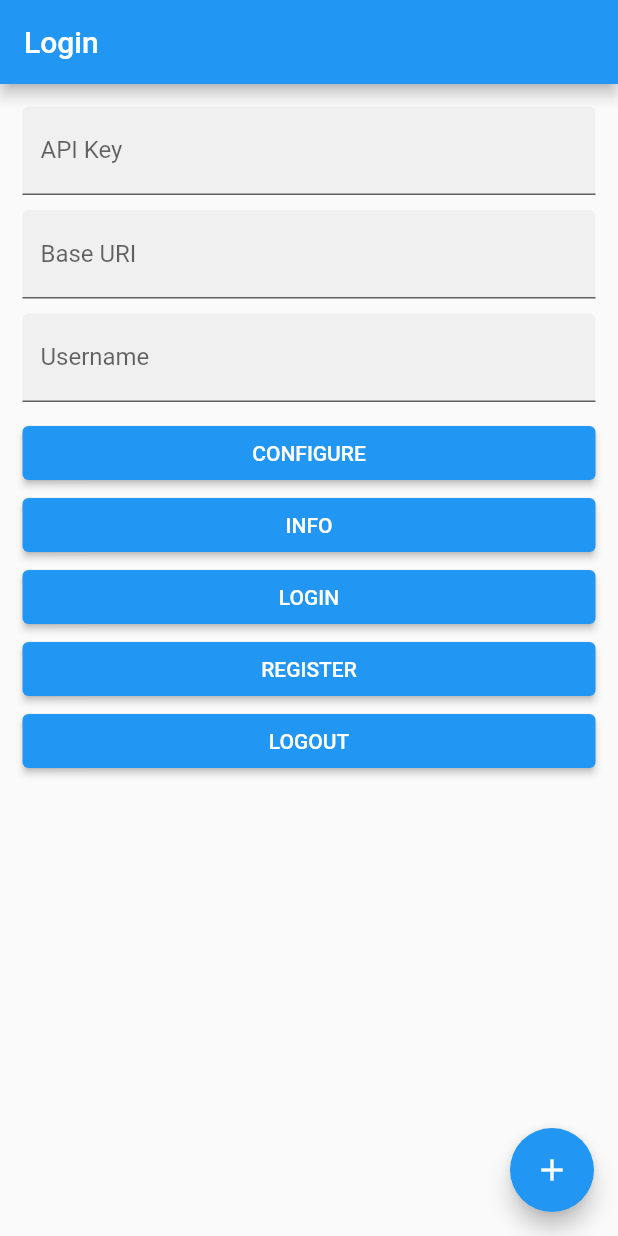
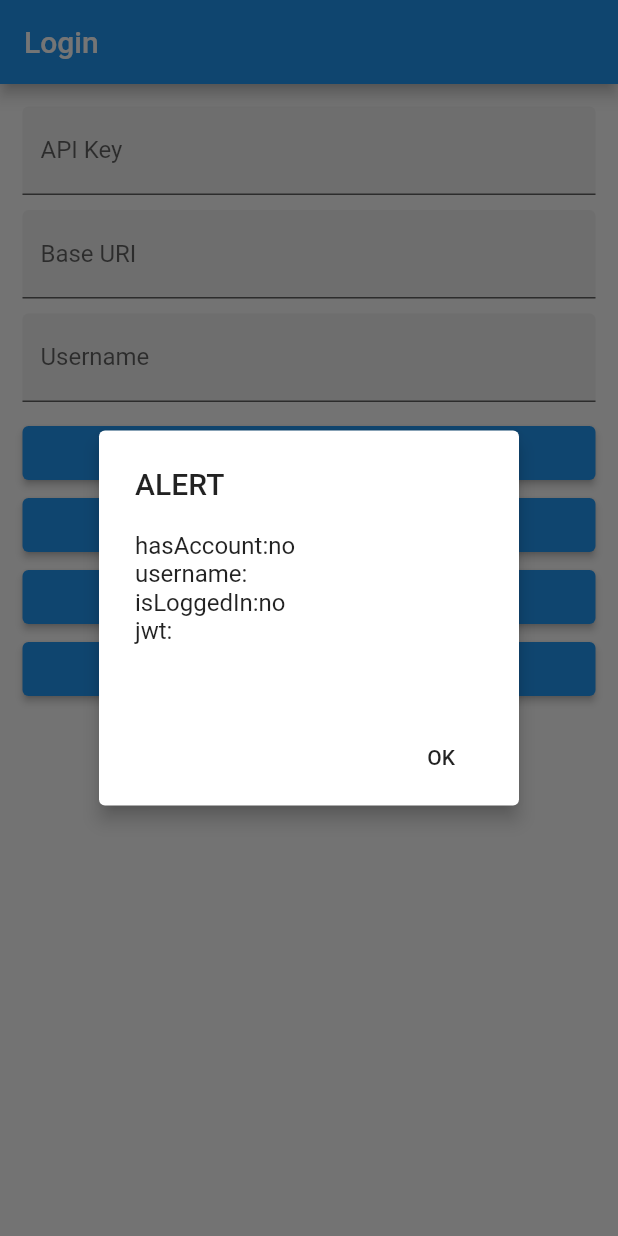
Before and after one commit to loginid1/flutter_test, a Flutter app: the screen it shows after launch, after a tap on "INFO", on a phone screen of 412 x 824 dp. Run offline on Flutter 3.47's test engine with Material 2 defaults, Android fonts, the phone set to English and light mode, and no system bars; missing offline and left inert: flutterpluginfidologinapi.

```diff
--- a/lib/main.dart
+++ b/lib/main.dart
@@ -9,18 +9,6 @@ void main() {
 
 class MyApp extends StatelessWidget {
   // This widget is the root of your application.
-
-  @override
-  void initState() {
-    initializeState();
-  }
-
-  // Fido login api plugin are asynchronous, so we initialize in an async method.
-  Future<void> initializeState() async {
-    String clientId = "gkI5fDdxMRSGVI1hnfacxUz-L7xnB4m9ZYNotIjU5EFAPwaM7i_vnrSCtOCcwmOC51rWxz5ENJCRRmCYWO7i8Q==";
-    String baseURL = "https://34b538b0-8ea2-11eb-8acd-978a01301611.usw1.loginid.io";
-    await FPLoginApi.configure(clientId,baseURL);
-  }
 
   @override
   Widget build(BuildContext context) {
@@ -62,33 +50,103 @@ class MyHomePage extends StatefulWidget {
 }
 
 class _MyHomePageState extends State<MyHomePage> {
-  int _counter = 0;
+  final apiKeyController = TextEditingController();
+  final baseUriController = TextEditingController();
+  final usernameController = TextEditingController();
+  var isLoggedIn = false;
 
-  void _incrementCounter() {
-    setState(() {
-      // This call to setState tells the Flutter framework that something has
-      // changed in this State, which causes it to rerun the build method below
-      // so that the display can reflect the updated values. If we changed
-      // _counter without calling setState(), then the build method would not be
-      // called again, and so nothing would appear to happen.
-      _counter++;
-    });
+  callAlertDialog(BuildContext context, String message) {
+	final Widget ok = FlatButton(
+	  child: Text("OK"),
+	  onPressed: () { Navigator.of(context).pop(); },
+	);
+
+	showDialog(
+	  context: context,
+	  builder: (BuildContext context) {
+		return AlertDialog(
+		  title: Text("ALERT"),
+		  content: Text(message),
+		  actions: [ok,],
+		  elevation: 5,
+		);
+	  },
+	);
+  }
+
+  Future<void> _configureLoginID (BuildContext context) async {
+    String clientId = apiKeyController.text;
+    String baseURL = baseUriController.text;
+	await FPLoginApi.configure(clientId, baseURL);
+	callAlertDialog(context, "Configuration Successful!");
+  }
+
+  Future<void> _userInfo (BuildContext context) async {
+	final String hasAccount = await FPLoginApi.hasAccount() ? "yes" : "no";
+	final String username = await FPLoginApi.getCurrentUsername();
+	final String isLoggedIn = await FPLoginApi.isLoggedIn() ? "yes" : "no";
+	final String token = await FPLoginApi.getCurrentToken();
+
+	final String message = "hasAccount:${hasAccount}\n" +
+					 "username:${username}\n" +
+					 "isLoggedIn:${isLoggedIn}\n" +
+					 "jwt:${token}\n";
+
+	callAlertDialog(context, message);
   }
 
   Future<void> _registerButtonHandler (BuildContext context) async {
-    try{
-      final RegisterResponse response = await FPLoginApi.registerWithUsername("zzkldfdfdsdf");
-      if(response.success == true){
-        // example handling success register case
-        print ('Success: ${response.jwt}');
-    } else {
-    // display error message as snackbar message
-    print ('Error: ${response.errorMessage}' );
+    String clientId = "gi4DN17MwjG1FPZGGDxJacXBaWIZgL8HcSB418Q2tBHyiTNMjzgMVGZ2vTOMOliG9xAFSWGoH-icgNzJA_sy6w==";
+    String baseURL = "https://04c3a570-9621-11eb-9668-3d2d19cc8c42.sandbox-usw1.api.loginid.io";
+    await FPLoginApi.configure(clientId,baseURL);
+
+	final String username = usernameController.text;
+
+    try {
+      final RegisterResponse res = await FPLoginApi.registerWithUsername(username);
+      if(res.success == true){
+	  	callAlertDialog(context, "Successfully registered ${username}!");
+		setState(() {
+		  isLoggedIn = true;
+		});
+      } else {
+		callAlertDialog(context, "ERROR: ${res.errorMessage}");
+      }
+    } on PlatformException catch(err){
+	  callAlertDialog(context, "ERROR: ${err.message}");
     }
-    } on PlatformException catch(e){
-    print (e.message);
-    // handle error here ...
-    }
+  }
+
+  Future<void> _loginButtonHandler (BuildContext context) async {
+	final String username = usernameController.text;
+  	var res;
+
+	try {
+	  if (!username.isEmpty) {
+		res = await FPLoginApi.loginWithUsername(username);
+	  } else {
+		res = await FPLoginApi.login();
+	  }
+
+	  if (res.success == true) {
+		final String _username = await FPLoginApi.getCurrentUsername();
+		callAlertDialog(context, "${_username} successfully logged in!");
+		setState(() {
+		  isLoggedIn = true;
+		});
+	  } else {
+		callAlertDialog(context, "ERROR: ${res.errorMessage}");
+	  }
+	} on PlatformException catch(err) {
+	  callAlertDialog(context, "ERROR: ${err.message}");
+	}
+  }
+
+  Future<void> _logoutButtonHandler (BuildContext context) async {
+	await FPLoginApi.logout();
+	setState(() {
+	  isLoggedIn = false;
+	});
   }
 
   @override
@@ -113,35 +171,41 @@ class _MyHomePageState extends State<MyHomePage> {
           children: [
             new Container(
               margin: const EdgeInsets.only(bottom: 10.0),
-              child: TextField(decoration: new InputDecoration(
+              child: TextField(controller: apiKeyController,decoration: new InputDecoration(
                 labelText: "API Key",
                 filled: true,
             ),),),
             new Container(
               margin: const EdgeInsets.only(bottom: 10.0),
-              child: TextField(decoration: new InputDecoration(
+              child: TextField(controller: baseUriController, decoration: new InputDecoration(
                 labelText: "Base URI",
                 filled: true,
               ),),),
             new Container(
               margin: const EdgeInsets.only(bottom: 10.0),
-              child: TextField(decoration: new InputDecoration(
+              child: TextField(controller: usernameController, decoration: new InputDecoration(
                 labelText: "Username",
                 filled: true,
               ),),),
-            ElevatedButton(onPressed: () {}, child: Text("CONFIGURE")),
-            ElevatedButton(onPressed: () {}, child: Text("INFO")),
-            ElevatedButton(onPressed: () {}, child: Text("LOGIN")),
-            ElevatedButton(onPressed: () {_registerButtonHandler(context);}, child: Text("REGISTER")),
-            ElevatedButton(onPressed: () {}, child: Text("LOGOUT")),
+            ElevatedButton(onPressed: () {
+				_configureLoginID(context);
+			}, child: Text("CONFIGURE")),
+            ElevatedButton(onPressed: () {
+				_userInfo(context);
+			}, child: Text("INFO")),
+            ElevatedButton(onPressed: () {
+				_loginButtonHandler(context);
+			}, child: Text("LOGIN")),
+            ElevatedButton(onPressed: () {
+				_registerButtonHandler(context);
+			}, child: Text("REGISTER")),
+            isLoggedIn ? ElevatedButton(onPressed: () {
+				_logoutButtonHandler(context);
+			}, child: Text("LOGOUT")) :
+			SizedBox.shrink(),
           ],
         )
       ),
-      floatingActionButton: FloatingActionButton(
-        onPressed: _incrementCounter,
-        tooltip: 'Increment',
-        child: Icon(Icons.add),
-      ), // This trailing comma makes auto-formatting nicer for build methods.
     );
   }
 }
```
Also changed, not shown: 5 other files.
